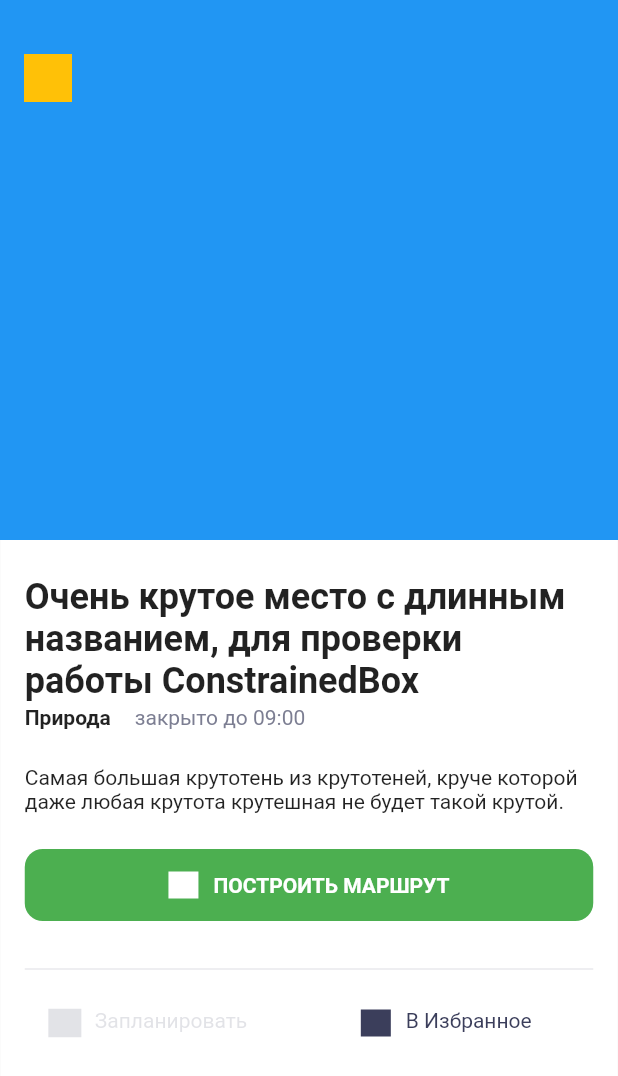
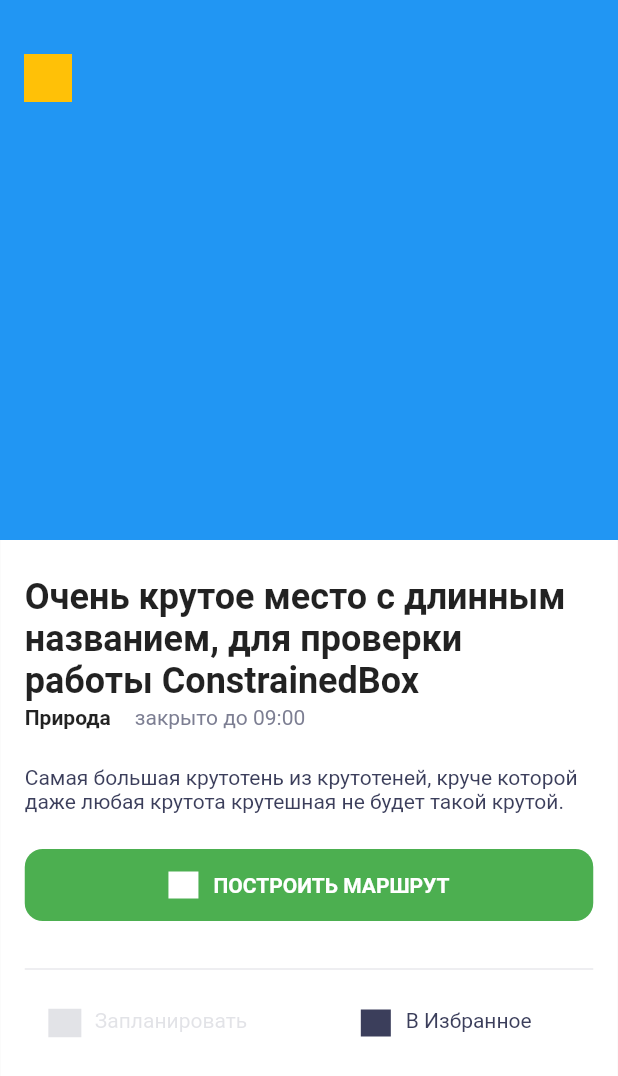
Before and after one commit to alexb82/surf-flutter-course-balashov, a Flutter app: the SightDetails widget shown alone on an empty page, opened directly with sample values from the repository, on a phone screen of 412 x 824 dp. Shown: the top 1076 px of the screen. Run offline on Flutter 3.47's test engine with Material 2 defaults, Android fonts, the phone set to English and light mode, and no system bars.

Commit message:
Task 4.4 review notes corrected

```diff
--- a/lib/UI/screen/sightdetails.dart
+++ b/lib/UI/screen/sightdetails.dart
@@ -1,6 +1,8 @@
 import 'package:flutter/material.dart';
 import 'package:places/common/colors.dart';
+import 'package:places/common/styles.dart';
 import 'package:places/domain/sight.dart';
+import 'package:places/common/texts.dart';
 
 class SightDetails extends StatelessWidget {
   final Sight sight;
@@ -17,7 +19,7 @@ class SightDetails extends StatelessWidget {
           Container(
             width: 22,
             height: 19,
-            color: CLRLIGHTGREY,
+            color: clrLightGrey,
             alignment: Alignment.topLeft,
             padding: EdgeInsets.only(
               top: 10.5,
@@ -32,9 +34,7 @@ class SightDetails extends StatelessWidget {
             ),
             child: Text(
               'Запланировать',
-              style: TextStyle(
-                color: CLRLIGHTGREY,
-              ),
+              style: stlNormalLightGrey,
             ),
           ),
         ],
@@ -56,7 +56,7 @@ class SightDetails extends StatelessWidget {
             Container(
               width: 20,
               height: 18,
-              color: CLRALMOSTBLACK,
+              color: clrAlmostBlack,
               alignment: Alignment.topLeft,
               padding: EdgeInsets.only(
                 top: 11,
@@ -71,9 +71,7 @@ class SightDetails extends StatelessWidget {
               ),
               child: Text(
                 'В Избранное',
-                style: TextStyle(
-                  color: CLRALMOSTBLACK,
-                ),
+                style: stlNormalAlmostBlack,
               ),
             ),
           ],
@@ -107,10 +105,7 @@ class SightDetails extends StatelessWidget {
           Container(
             child: Text(
               sight.type,
-              style: TextStyle(
-                fontSize: 14,
-                fontWeight: FontWeight.bold,
-              ),
+              style: stl14Bold,
             ),
           ),
           Container(
@@ -119,11 +114,7 @@ class SightDetails extends StatelessWidget {
             ),
             child: Text(
               'закрыто до 09:00',
-              style: TextStyle(
-                fontSize: 14,
-                fontWeight: FontWeight.normal,
-                color: CLRGREY,
-              ),
+              style: stlNormalGrey,
             ),
           ),
         ],
@@ -137,10 +128,7 @@ class SightDetails extends StatelessWidget {
       child: Text(
         sight.name,
         textAlign: TextAlign.left,
-        style: TextStyle(
-          fontSize: 24,
-          fontWeight: FontWeight.bold,
-        ),
+        style: stl24Bold,
       ),
     );
   }
@@ -153,12 +141,7 @@ class SightDetails extends StatelessWidget {
       ),
       child: Text(
         sight.details,
-        style: TextStyle(
-          fontSize: 14,
-          fontFamily: 'Roboto',
-          fontWeight: FontWeight.normal,
-          fontStyle: FontStyle.normal,
-        ),
+        style: stlNormalAlmostBlack,
       ),
     );
   }
@@ -169,7 +152,7 @@ class SightDetails extends StatelessWidget {
         top: 24,
       ),
       child: Divider(
-        color: CLRLIGHTGREY,
+        color: clrLightGrey,
         thickness: 0.8,
       ),
     );
@@ -209,7 +192,7 @@ class SightDetails extends StatelessWidget {
         alignment: Alignment.center,
         height: 48,
         decoration: BoxDecoration(
-          color: CLRGREEN,
+          color: clrGreen,
           borderRadius: BorderRadius.circular(12),
         ),
         child: Row(
@@ -225,9 +208,8 @@ class SightDetails extends StatelessWidget {
                 left: 10,
               ),
               child: Text(
-                'ПОСТРОИТЬ МАРШРУТ',
-                style:
-                    TextStyle(color: Colors.white, fontWeight: FontWeight.bold),
+                txtBuildRoute.toUpperCase(),
+                style: stlBoldWhite,
               ),
             ),
           ],
--- a/lib/common/colors.dart
+++ b/lib/common/colors.dart
@@ -1,7 +1,7 @@
 import 'package:flutter/material.dart';
 
-const CLRDIRTYWHITE = Color(0xFFF5F5F5);
-const CLRALMOSTBLACK = Color(0xFF3B3E5B);
-const CLRLIGHTGREY = Color(0x387C7E92);
-const CLRGREY = Color(0xFF7C7E92);
-const CLRGREEN = Color(0xFF4CAF50);
+const clrDirtyWhite = Color(0xFFF5F5F5);
+const clrAlmostBlack = Color(0xFF3B3E5B);
+const clrLightGrey = Color(0x387C7E92);
+const clrGrey = Color(0xFF7C7E92);
+const clrGreen = Color(0xFF4CAF50);
--- /dev/null
+++ b/lib/common/styles.dart
@@ -0,0 +1,46 @@
+import 'package:flutter/material.dart';
+import 'package:places/common/colors.dart';
+
+const stlNormal32AlmostBlack = TextStyle(
+  fontFamily: "Roboto",
+  fontSize: 32,
+  fontStyle: FontStyle.normal,
+  fontWeight: FontWeight.bold,
+  color: clrAlmostBlack,
+);
+
+const stlNormalWhite = TextStyle(
+  color: Colors.white,
+  fontWeight: FontWeight.bold,
+);
+
+const stlBold = TextStyle(
+  fontWeight: FontWeight.bold,
+);
+
+const stlNormalGrey = TextStyle(
+  color: clrGrey,
+);
+
+const stlNormalLightGrey = TextStyle(
+  color: clrLightGrey,
+);
+
+const stlNormalAlmostBlack = TextStyle(
+  color: clrAlmostBlack,
+);
+
+const stl14Bold = TextStyle(
+  fontSize: 14,
+  fontWeight: FontWeight.bold,
+);
+
+const stl24Bold = TextStyle(
+  fontSize: 24,
+  fontWeight: FontWeight.bold,
+);
+
+const stlBoldWhite = TextStyle(
+  color: Colors.white,
+  fontWeight: FontWeight.bold,
+);
--- /dev/null
+++ b/lib/common/texts.dart
@@ -0,0 +1 @@
+const txtBuildRoute = 'Построить маршрут';
```
Also changed, not shown: lib/UI/screen/sight_card.dart (+10 -11 lines), lib/UI/screen/sight_list_screen.dart (+4 -9 lines).
